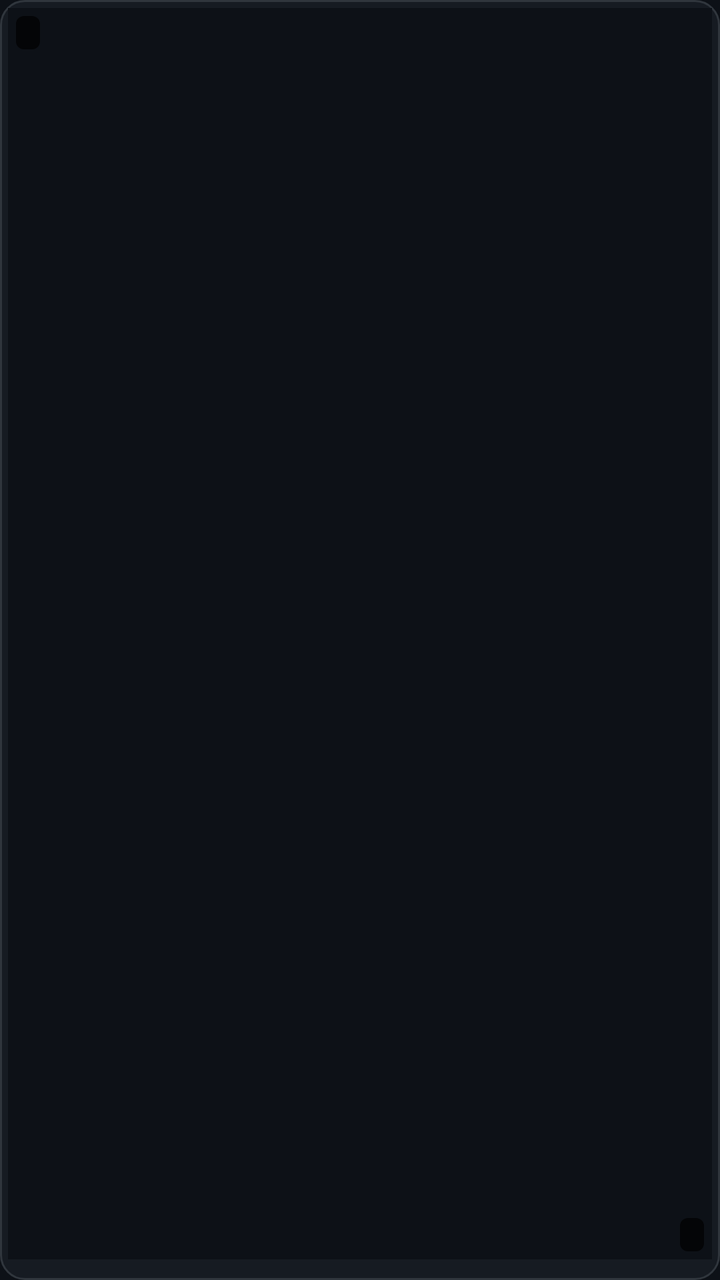
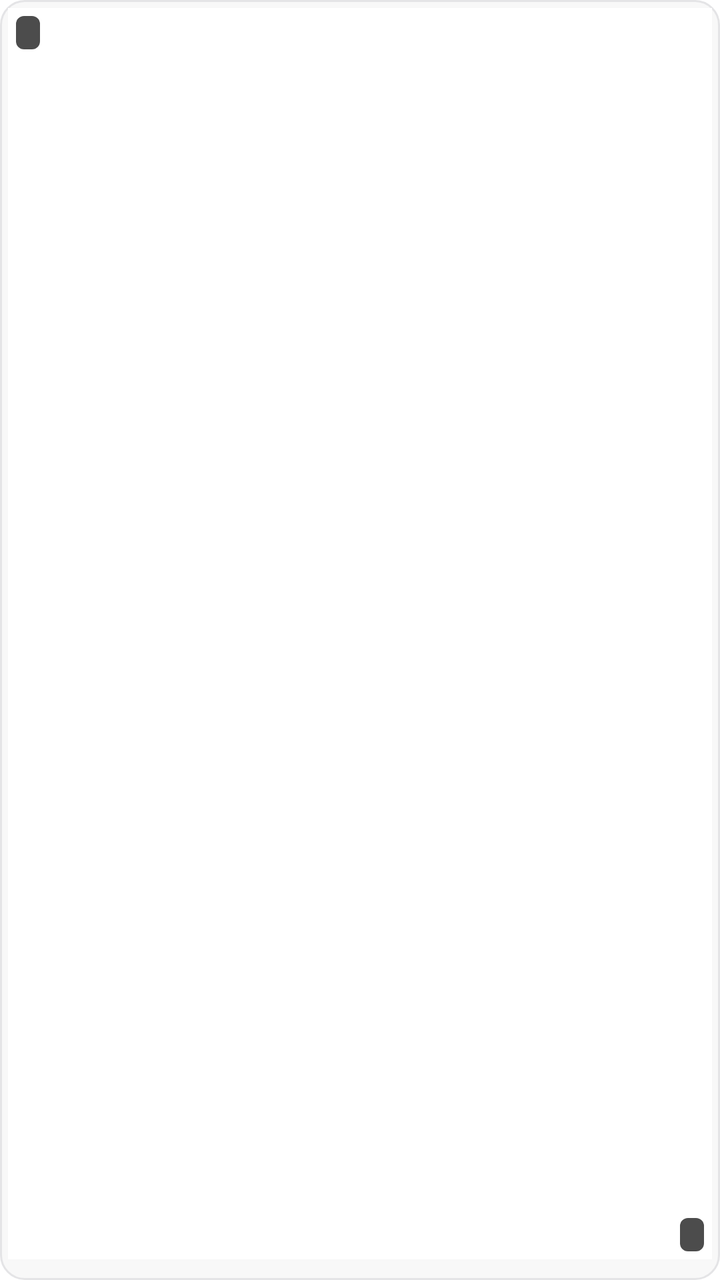

Before-and-after screenshots of an Android layout around one commit, followed by the original layout XML and the change that was made.
<!-- AndroidManifest.xml: application theme Theme.TikTokGrab -->
<!-- res/layout/item_library.xml -->
<?xml version="1.0" encoding="utf-8"?>
<androidx.constraintlayout.widget.ConstraintLayout xmlns:android="http://schemas.android.com/apk/res/android"
    xmlns:app="http://schemas.android.com/apk/res-auto"
    android:id="@+id/libraryRoot"
    android:layout_width="match_parent"
    android:layout_height="wrap_content"
    android:background="@drawable/card_bg"
    android:foreground="@drawable/card_ripple"
    android:padding="4dp">

    <androidx.constraintlayout.widget.ConstraintLayout
        android:id="@+id/libraryBox"
        android:layout_width="0dp"
        android:layout_height="0dp"
        app:layout_constraintDimensionRatio="H,9:16"
        app:layout_constraintEnd_toEndOf="parent"
        app:layout_constraintStart_toStartOf="parent"
        app:layout_constraintTop_toTopOf="parent">

        <ImageView
            android:id="@+id/libraryThumb"
            android:layout_width="0dp"
            android:layout_height="0dp"
            android:background="@color/bg"
            android:contentDescription="@null"
            android:scaleType="centerCrop"
            app:layout_constraintBottom_toBottomOf="parent"
            app:layout_constraintEnd_toEndOf="parent"
            app:layout_constraintStart_toStartOf="parent"
            app:layout_constraintTop_toTopOf="parent" />

        <TextView
            android:id="@+id/libraryDuration"
            android:layout_width="wrap_content"
            android:layout_height="wrap_content"
            android:layout_margin="4dp"
            android:background="@drawable/badge_bg"
            android:paddingStart="6dp"
            android:paddingTop="1dp"
            android:paddingEnd="6dp"
            android:paddingBottom="1dp"
            android:textColor="@color/text"
            android:textSize="11sp"
            app:layout_constraintBottom_toBottomOf="parent"
            app:layout_constraintEnd_toEndOf="parent" />

        <TextView
            android:id="@+id/libraryAuthor"
            android:layout_width="wrap_content"
            android:layout_height="wrap_content"
            android:layout_margin="4dp"
            android:background="@drawable/badge_bg"
            android:ellipsize="end"
            android:maxWidth="92dp"
            android:maxLines="1"
            android:paddingStart="6dp"
            android:paddingTop="1dp"
            android:paddingEnd="6dp"
            android:paddingBottom="1dp"
            android:textColor="@color/text"
            android:textSize="11sp"
            app:layout_constraintStart_toStartOf="parent"
            app:layout_constraintTop_toTopOf="parent" />
    </androidx.constraintlayout.widget.ConstraintLayout>

</androidx.constraintlayout.widget.ConstraintLayout>
<!-- resources referenced by this layout -->
<resources>
  <color name="bg">#0D1117</color>
  <color name="text">#E6EDF3</color>
  <!-- drawable badge_bg (drawable) -->
  <?xml version="1.0" encoding="utf-8"?>
  <shape xmlns:android="http://schemas.android.com/apk/res/android" android:shape="rectangle">
      <solid android:color="#B3000000" />
      <corners android:radius="4dp" />
  </shape>
  <!-- drawable card_bg (drawable) -->
  <?xml version="1.0" encoding="utf-8"?>
  <shape xmlns:android="http://schemas.android.com/apk/res/android" android:shape="rectangle">
      <solid android:color="@color/card" />
      <stroke android:width="1dp" android:color="@color/stroke" />
      <corners android:radius="12dp" />
  </shape>
  <!-- drawable card_ripple (drawable) -->
  <?xml version="1.0" encoding="utf-8"?>
  <ripple xmlns:android="http://schemas.android.com/apk/res/android"
      android:color="#40FFFFFF">
      <item android:id="@android:id/mask">
          <shape android:shape="rectangle">
              <solid android:color="#FFFFFFFF" />
              <corners android:radius="12dp" />
          </shape>
      </item>
  </ripple>
  <style name="Theme.TikTokGrab" parent="Theme.Material3.Dark.NoActionBar">
          <item name="colorPrimary">@color/accent</item>
          <item name="colorOnPrimary">@color/text</item>
          <item name="android:windowBackground">@color/bg</item>
          <item name="android:statusBarColor">@color/bg</item>
          <item name="android:textViewStyle">@style/Widget.Grab.Text</item>
          <item name="materialButtonStyle">@style/Widget.Grab.Button</item>
          <item name="materialButtonOutlinedStyle">@style/Widget.Grab.Button.Outlined</item>
      </style>
  <color name="card">#161B22</color>
  <color name="stroke">#30363D</color>
  <color name="accent">#DA3152</color>
  <style name="Widget.Grab.Text" parent="android:Widget.TextView">
          <item name="android:fontFamily">serif</item>
      </style>
  <style name="Widget.Grab.Button" parent="Widget.Material3.Button">
          <item name="android:fontFamily">serif</item>
          <item name="android:textAllCaps">false</item>
          <item name="cornerRadius">12dp</item>
      </style>
  <style name="Widget.Grab.Button.Outlined" parent="Widget.Material3.Button.OutlinedButton">
          <item name="android:fontFamily">serif</item>
          <item name="android:textAllCaps">false</item>
          <item name="cornerRadius">12dp</item>
      </style>
</resources>

<!-- the commit's change to res/layout/item_library.xml (unified diff, before → after) -->
@@ -39,7 +39,7 @@
             android:paddingTop="1dp"
             android:paddingEnd="6dp"
             android:paddingBottom="1dp"
-            android:textColor="@color/text"
+            android:textColor="@color/on_video"
             android:textSize="11sp"
             app:layout_constraintBottom_toBottomOf="parent"
             app:layout_constraintEnd_toEndOf="parent" />
@@ -57,7 +57,7 @@
             android:paddingTop="1dp"
             android:paddingEnd="6dp"
             android:paddingBottom="1dp"
-            android:textColor="@color/text"
+            android:textColor="@color/on_video"
             android:textSize="11sp"
             app:layout_constraintStart_toStartOf="parent"
             app:layout_constraintTop_toTopOf="parent" />
<!-- resource entries referenced after the edit -->
@@ -1,7 +1,8 @@
 <!-- resources referenced by this layout -->
 <resources>
-  <color name="bg">#0D1117</color>
-  <color name="text">#E6EDF3</color>
+  <color name="bg">#FFFFFF</color>
+  <color name="on_video">#FFFFFF</color>
+  <color name="text">#161823</color>
   <!-- drawable badge_bg (drawable) -->
   <?xml version="1.0" encoding="utf-8"?>
   <shape xmlns:android="http://schemas.android.com/apk/res/android" android:shape="rectangle">
@@ -18,7 +19,7 @@
   <!-- drawable card_ripple (drawable) -->
   <?xml version="1.0" encoding="utf-8"?>
   <ripple xmlns:android="http://schemas.android.com/apk/res/android"
-      android:color="#40FFFFFF">
+      android:color="@color/ripple">
       <item android:id="@android:id/mask">
           <shape android:shape="rectangle">
               <solid android:color="#FFFFFFFF" />
@@ -26,18 +27,27 @@
           </shape>
       </item>
   </ripple>
-  <style name="Theme.TikTokGrab" parent="Theme.Material3.Dark.NoActionBar">
+  <style name="Theme.TikTokGrab" parent="Theme.Material3.DayNight.NoActionBar">
           <item name="colorPrimary">@color/accent</item>
-          <item name="colorOnPrimary">@color/text</item>
+          <item name="colorOnPrimary">@color/on_accent</item>
+          <item name="colorSecondary">@color/cyan</item>
+          <item name="colorSurface">@color/card</item>
+          <item name="colorOnSurface">@color/text</item>
+          <item name="android:colorBackground">@color/bg</item>
           <item name="android:windowBackground">@color/bg</item>
           <item name="android:statusBarColor">@color/bg</item>
+          <item name="android:navigationBarColor">@color/bg</item>
+          <item name="android:windowLightStatusBar">@bool/light_status_bar</item>
           <item name="android:textViewStyle">@style/Widget.Grab.Text</item>
           <item name="materialButtonStyle">@style/Widget.Grab.Button</item>
           <item name="materialButtonOutlinedStyle">@style/Widget.Grab.Button.Outlined</item>
       </style>
-  <color name="card">#161B22</color>
-  <color name="stroke">#30363D</color>
-  <color name="accent">#DA3152</color>
+  <color name="card">#F8F8F8</color>
+  <color name="stroke">#E4E4E6</color>
+  <color name="ripple">#1A161823</color>
+  <color name="accent">#FE2C55</color>
+  <color name="on_accent">#FFFFFF</color>
+  <color name="cyan">#00A89B</color>
   <style name="Widget.Grab.Text" parent="android:Widget.TextView">
           <item name="android:fontFamily">serif</item>
       </style>
